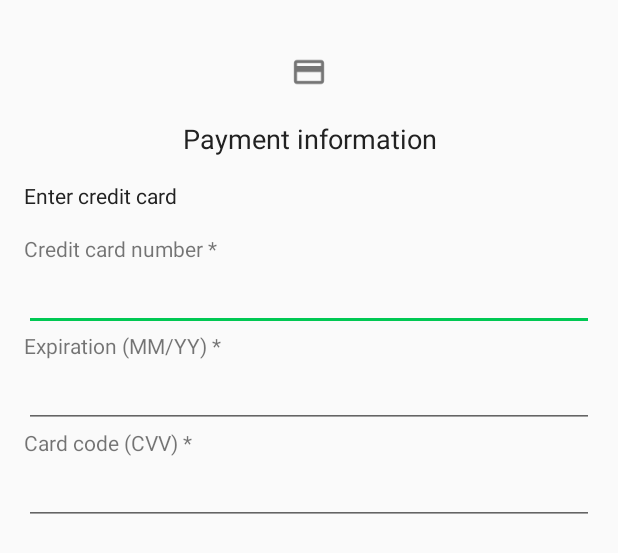
After one commit to tobiasbriones/cp-unah-mm543-awis, an Android app: the layout dialog_pay_with_credit_card.xml on its own in the app's theme, with its tools: preview values and no code run, on a phone screen of 412 x 824 dp. The commit adds this screen. Shown: the top 553 px of the screen. Run offline under Robolectric (Android 15) with nearby library versions, the phone set to English and light mode, and no system bars.

Commit message:
Pay with credit card dialog created

```diff
--- /dev/null
+++ b/app/src/main/res/layout/dialog_pay_with_credit_card.xml
@@ -0,0 +1,91 @@
+<?xml version="1.0" encoding="utf-8"?>
+<LinearLayout xmlns:android="http://schemas.android.com/apk/res/android"
+    android:layout_width="match_parent"
+    android:layout_height="wrap_content"
+    android:orientation="vertical"
+    android:padding="@dimen/spacing_16">
+
+    <ImageView
+        android:layout_width="match_parent"
+        android:layout_height="64dp"
+        android:contentDescription="@string/app_name"
+        android:scaleType="center"
+        android:src="@drawable/ic_baseline_payment_24" />
+
+    <TextView
+        android:layout_width="wrap_content"
+        android:layout_height="wrap_content"
+        android:layout_gravity="center"
+        android:gravity="center"
+        android:text="@string/payment_information"
+        android:textColor="@color/primaryText"
+        android:textSize="18sp" />
+
+    <TextView
+        android:layout_width="wrap_content"
+        android:layout_height="wrap_content"
+        android:layout_gravity="start"
+        android:layout_marginVertical="@dimen/spacing_16"
+        android:gravity="center"
+        android:text="@string/enter_credit_card"
+        android:textColor="@color/primaryText"
+        android:textSize="14sp" />
+
+    <LinearLayout
+        android:layout_width="match_parent"
+        android:layout_height="wrap_content"
+        android:orientation="vertical">
+        <TextView
+            android:layout_width="match_parent"
+            android:layout_height="wrap_content"
+            android:labelFor="@id/card_number_edit_text"
+            android:text="@string/credit_card_number_field" />
+
+        <EditText
+            android:id="@+id/card_number_edit_text"
+            android:layout_width="match_parent"
+            android:layout_height="wrap_content"
+            android:ems="10"
+            android:importantForAutofill="no"
+            android:inputType="numberSigned" />
+    </LinearLayout>
+
+    <LinearLayout
+        android:layout_width="match_parent"
+        android:layout_height="wrap_content"
+        android:orientation="vertical">
+        <TextView
+            android:layout_width="match_parent"
+            android:layout_height="wrap_content"
+            android:labelFor="@id/card_expiration_edit_text"
+            android:text="@string/credit_card_expiration_field" />
+
+        <EditText
+            android:id="@+id/card_expiration_edit_text"
+            android:layout_width="match_parent"
+            android:layout_height="wrap_content"
+            android:ems="10"
+            android:importantForAutofill="no"
+            android:inputType="numberSigned" />
+    </LinearLayout>
+
+    <LinearLayout
+        android:layout_width="match_parent"
+        android:layout_height="wrap_content"
+        android:orientation="vertical">
+        <TextView
+            android:layout_width="match_parent"
+            android:layout_height="wrap_content"
+            android:labelFor="@id/card_code"
+            android:text="@string/credit_card_code_field" />
+
+        <EditText
+            android:id="@+id/card_code"
+            android:layout_width="match_parent"
+            android:layout_height="wrap_content"
+            android:ems="10"
+            android:importantForAutofill="no"
+            android:inputType="numberSigned" />
+    </LinearLayout>
+
+</LinearLayout>
--- a/app/src/main/res/values/strings.xml
+++ b/app/src/main/res/values/strings.xml
@@ -26,4 +26,11 @@
     <string name="company_field">Company</string>
     <string name="danger_zone">Danger zone</string>
     <string name="delete_account">Delete account</string>
+    <string name="pay">Pay</string>
+    <string name="back">Back</string>
+    <string name="payment_information">Payment information</string>
+    <string name="enter_credit_card">Enter credit card</string>
+    <string name="credit_card_number_field">Credit card number *</string>
+    <string name="credit_card_expiration_field">Expiration (MM/YY) *</string>
+    <string name="credit_card_code_field">Card code (CVV) *</string>
 </resources>
```
Also changed, not shown: app/src/main/java/com/mm543/awis/MainActivity.kt (+8 -2 lines), app/src/main/java/com/mm543/awis/ui/main/PayWithCreditCardDialog.kt (added, +42 -0 lines), app/src/main/res/drawable/ic_baseline_credit_card_24.xml (added, +21 -0 lines).
